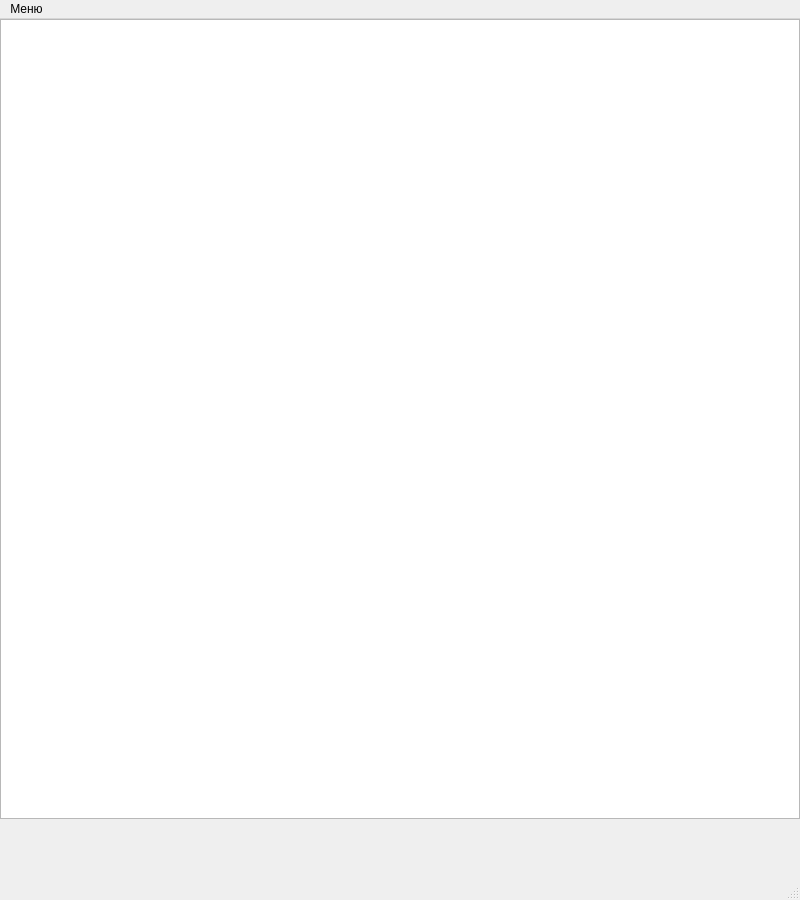
First picture: the form in GUI/paint.ui, repository stupidstudents/Quadtree, before the edit.
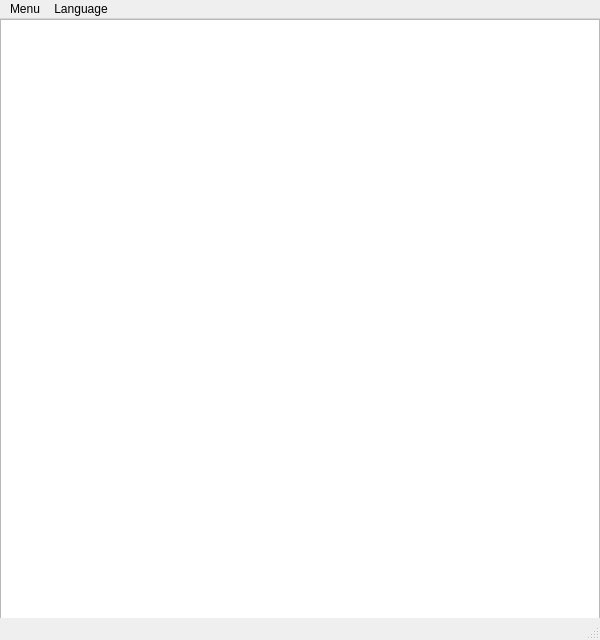
Second picture: the form after the edit.

Diff of the .ui file:
```diff
--- a/GUI/paint.ui
+++ b/GUI/paint.ui
@@ -6,8 +6,8 @@
    <rect>
     <x>0</x>
     <y>0</y>
-    <width>800</width>
-    <height>900</height>
+    <width>600</width>
+    <height>640</height>
    </rect>
   </property>
   <property name="windowTitle">
@@ -22,8 +22,8 @@
      <rect>
       <x>0</x>
       <y>0</y>
-      <width>800</width>
-      <height>800</height>
+      <width>600</width>
+      <height>600</height>
      </rect>
     </property>
    </widget>
@@ -33,17 +33,23 @@
     <rect>
      <x>0</x>
      <y>0</y>
-     <width>800</width>
+     <width>600</width>
      <height>19</height>
     </rect>
    </property>
    <widget class="QMenu" name="menu">
     <property name="title">
-     <string>Меню</string>
+     <string>Menu</string>
     </property>
     <addaction name="openFile"/>
    </widget>
+   <widget class="QMenu" name="menu_2">
+    <property name="title">
+     <string>Language</string>
+    </property>
+   </widget>
    <addaction name="menu"/>
+   <addaction name="menu_2"/>
   </widget>
   <widget class="QStatusBar" name="statusBar">
    <property name="enabled">
```
Left out of the diff: 4 changed lines with no effect on the pictures.
